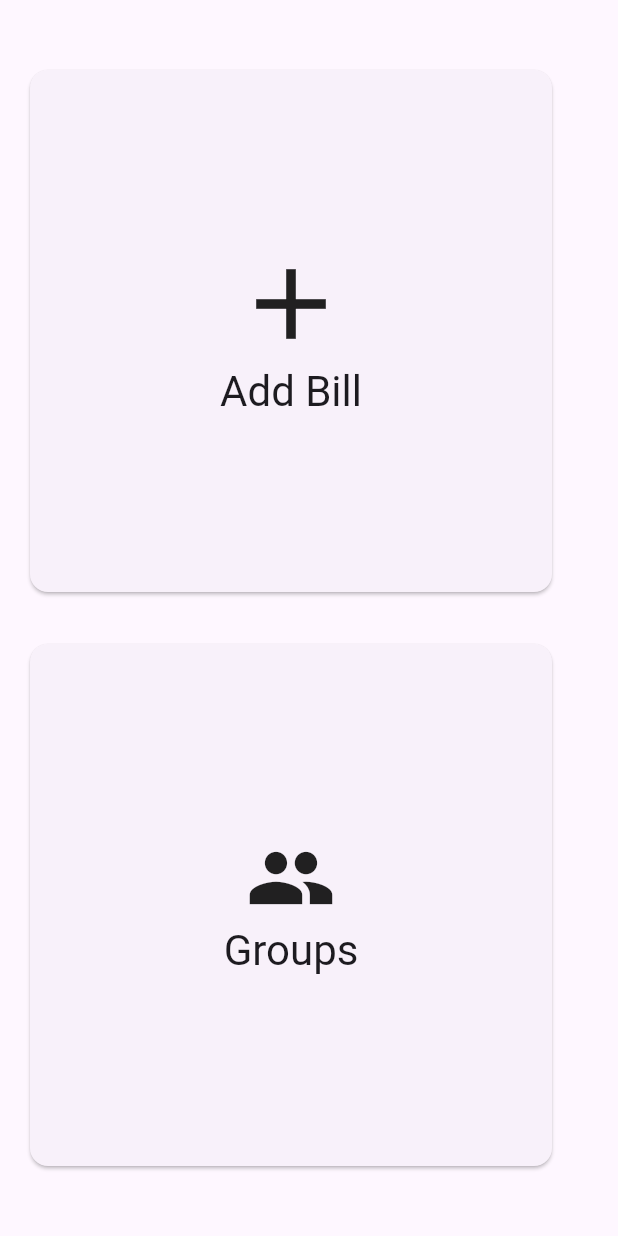
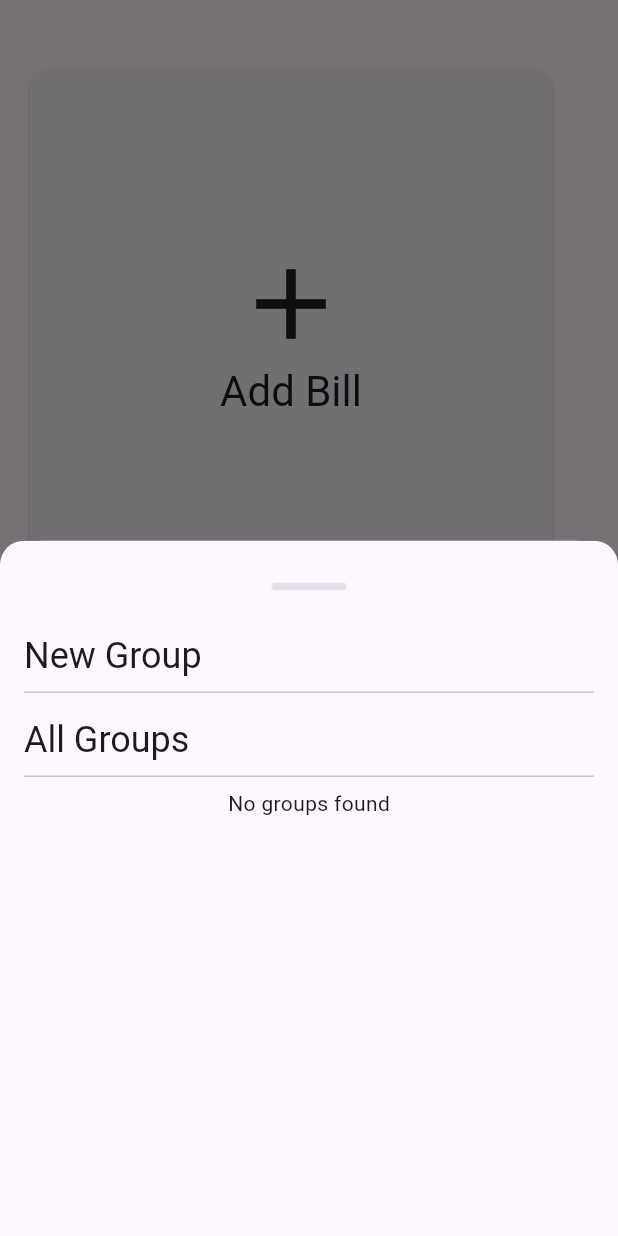
Before and after one commit to laugramaglia/split-bill, a Flutter app: the AddBillView widget shown alone on an empty page, opened directly, after a tap on "Add Bill", on a phone screen of 412 x 824 dp. Run offline on Flutter 3.47's test engine with Material 3 defaults, Android fonts, the light colour scheme and no system bars; our stand-ins replace auto_route, hive, hive_flutter; accounts and stored records are empty.

Commit message:
show modal init

```diff
--- /dev/null
+++ b/lib/features/add_bill/presentation/ui/views/add_bill_pop_modal.dart
@@ -0,0 +1,74 @@
+import 'package:flutter/material.dart';
+import 'package:split_bill/features/groups/presentation/ui/widgets/list_all_groups.dart';
+
+class AddBillPopModal extends StatelessWidget {
+  const AddBillPopModal({super.key});
+
+  static void showModal(BuildContext context) => showModalBottomSheet<void>(
+      context: context,
+      builder: (BuildContext context) => const AddBillPopModal());
+
+  @override
+  Widget build(BuildContext context) {
+    return ClipRRect(
+      borderRadius: const BorderRadius.only(
+        topLeft: Radius.circular(16),
+        topRight: Radius.circular(16),
+      ),
+      child: Scaffold(
+        body: Padding(
+          padding: const EdgeInsets.all(16),
+          child: Column(
+            mainAxisSize: MainAxisSize.min,
+            children: <Widget>[
+              Center(
+                child: Container(
+                  margin: const EdgeInsets.symmetric(vertical: 12),
+                  height: 5,
+                  width: 50,
+                  decoration: BoxDecoration(
+                    borderRadius: BorderRadius.circular(100),
+                    color: Theme.of(context).colorScheme.surfaceVariant,
+                  ),
+                ),
+              ),
+              const Divider(color: Colors.transparent),
+              _TitleSection(
+                title: 'New Group',
+                child: SizedBox(),
+              ),
+              _TitleSection(
+                  title: 'All Groups', child: ListAllGroups(isSliver: false)),
+            ],
+          ),
+        ),
+      ),
+    );
+  }
+}
+
+class _TitleSection extends StatelessWidget {
+  final String? title;
+  final Widget child;
+
+  const _TitleSection({super.key, this.title, required this.child});
+
+  @override
+  Widget build(BuildContext context) {
+    return Column(
+      children: [
+        if (title case final title?)
+          Align(
+            alignment: Alignment.centerLeft,
+            child: Text(
+              title,
+              style: Theme.of(context).textTheme.headlineSmall,
+            ),
+          ),
+        const Divider(),
+        child,
+        const SizedBox(height: 8),
+      ],
+    );
+  }
+}
--- a/lib/features/add_bill/presentation/ui/views/add_bill_view.dart
+++ b/lib/features/add_bill/presentation/ui/views/add_bill_view.dart
@@ -1,6 +1,7 @@
 import 'package:auto_route/auto_route.dart';
 import 'package:flutter/material.dart';
 import 'package:split_bill/config/routes/routes_names.dart';
+import 'package:split_bill/features/add_bill/presentation/ui/views/add_bill_pop_modal.dart';
 
 @RoutePage()
 class AddBillView extends StatelessWidget {
@@ -29,8 +30,9 @@ class AddBillView extends StatelessWidget {
                 dimension: dimension,
                 icon: Icons.add,
                 title: 'Add Bill',
-                onTap: () => context.router.navigateNamed(
-                    RoutesNav.main.navTo + RoutesNav.addBill.navTo),
+                onTap: () => AddBillPopModal.showModal(context),
+                // context.router.navigateNamed(
+                //     RoutesNav.main.navTo + RoutesNav.addBill.navTo),
               ),
               CardButton(
                   dimension: dimension,
--- a/lib/features/groups/presentation/ui/views/all_groups_view.dart
+++ b/lib/features/groups/presentation/ui/views/all_groups_view.dart
@@ -5,6 +5,7 @@ import 'package:provider/provider.dart';
 import 'package:split_bill/config/routes/routes_names.dart';
 import 'package:split_bill/features/groups/presentation/providers/group_provider.dart';
 import 'package:split_bill/features/groups/presentation/ui/widgets/group_card.dart';
+import 'package:split_bill/features/groups/presentation/ui/widgets/list_all_groups.dart';
 
 @RoutePage()
 class AllGroupsView extends StatelessWidget {
@@ -37,39 +38,9 @@ class AllGroupsView extends StatelessWidget {
             ],
           ),
           // Sliver List
-          Builder(builder: (context) {
-            final state = context.watch<GroupProvider>().state;
-
-            return state.map(
-              loading: () => const SliverToBoxAdapter(
-                  child: Center(
-                child: CupertinoActivityIndicator(),
-              )),
-              error: (err) => SliverToBoxAdapter(
-                  child: Center(
-                child: Text(err.message),
-              )),
-              data: (data) => data.isEmpty
-                  ? SliverToBoxAdapter(
-                      child: Column(
-                        mainAxisAlignment: MainAxisAlignment.center,
-                        children: [
-                          const Center(
-                            child: Text('No groups found'),
-                          ),
-                          ElevatedButton(
-                            onPressed: () => navNewGroup(context),
-                            child: const Text('Add Group'),
-                          )
-                        ],
-                      ),
-                    )
-                  : SliverList.builder(
-                      itemCount: data.length,
-                      itemBuilder: (BuildContext context, int index) =>
-                          GroupCard(data: data[index])),
-            );
-          }),
+          ListAllGroups(
+            onTap: () => navNewGroup(context),
+          )
         ],
       ),
     );
--- /dev/null
+++ b/lib/features/groups/presentation/ui/widgets/list_all_groups.dart
@@ -0,0 +1,66 @@
+import 'package:flutter/cupertino.dart';
+import 'package:flutter/material.dart';
+import 'package:provider/provider.dart';
+import 'package:split_bill/features/groups/presentation/providers/group_provider.dart';
+import 'package:split_bill/features/groups/presentation/ui/widgets/group_card.dart';
+
+class ListAllGroups extends StatelessWidget {
+  final bool isSliver;
+  final Function()? onTap;
+  final String label;
+  const ListAllGroups(
+      {super.key, this.onTap, this.label = 'Add Group', this.isSliver = true});
+
+  @override
+  Widget build(BuildContext context) {
+    if (isSliver) {
+      return SliverToBoxAdapter(
+          child: _BuildList(
+        onTap: onTap,
+        label: label,
+      ));
+    }
+
+    return _BuildList(
+      onTap: onTap,
+      label: label,
+    );
+  }
+}
+
+class _BuildList extends StatelessWidget {
+  final Function()? onTap;
+  final String label;
+  const _BuildList({super.key, this.onTap, this.label = 'Add Group'});
+
+  @override
+  Widget build(BuildContext context) {
+    final state = context.watch<GroupProvider>().state;
+    return state.map(
+      loading: () => const Center(
+        child: CupertinoActivityIndicator(),
+      ),
+      error: (err) => Center(
+        child: Text(err.message),
+      ),
+      data: (data) => data.isEmpty
+          ? Column(
+              mainAxisAlignment: MainAxisAlignment.center,
+              children: [
+                const Center(
+                  child: Text('No groups found'),
+                ),
+                if (onTap case final onTap?)
+                  ElevatedButton(
+                    onPressed: onTap,
+                    child: Text(label),
+                  )
+              ],
+            )
+          : SliverList.builder(
+              itemCount: data.length,
+              itemBuilder: (BuildContext context, int index) =>
+                  GroupCard(data: data[index])),
+    );
+  }
+}
```
